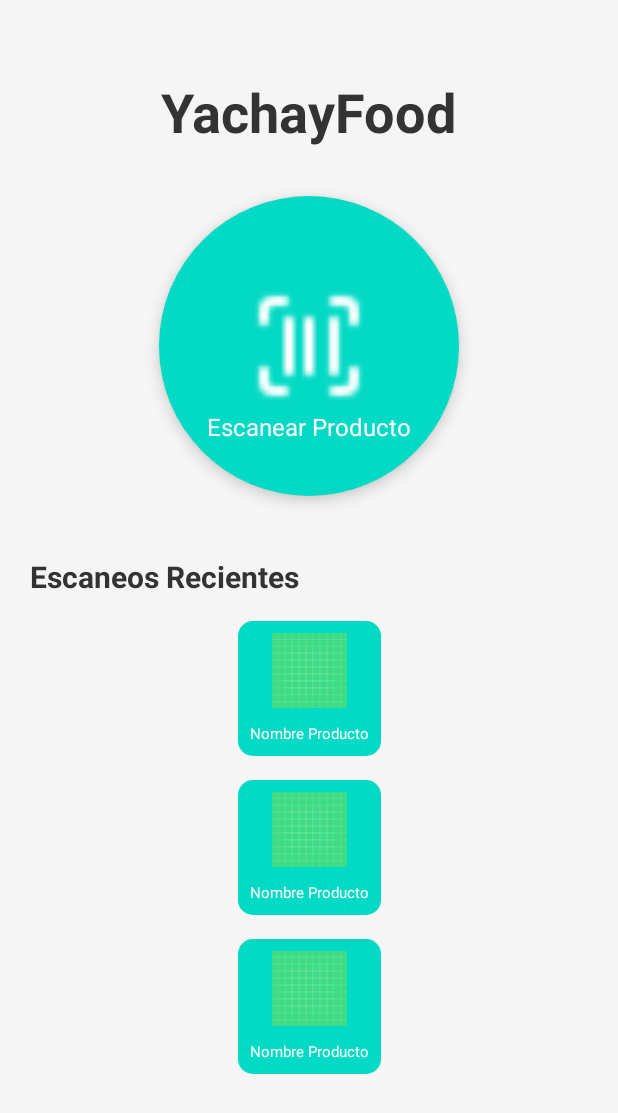
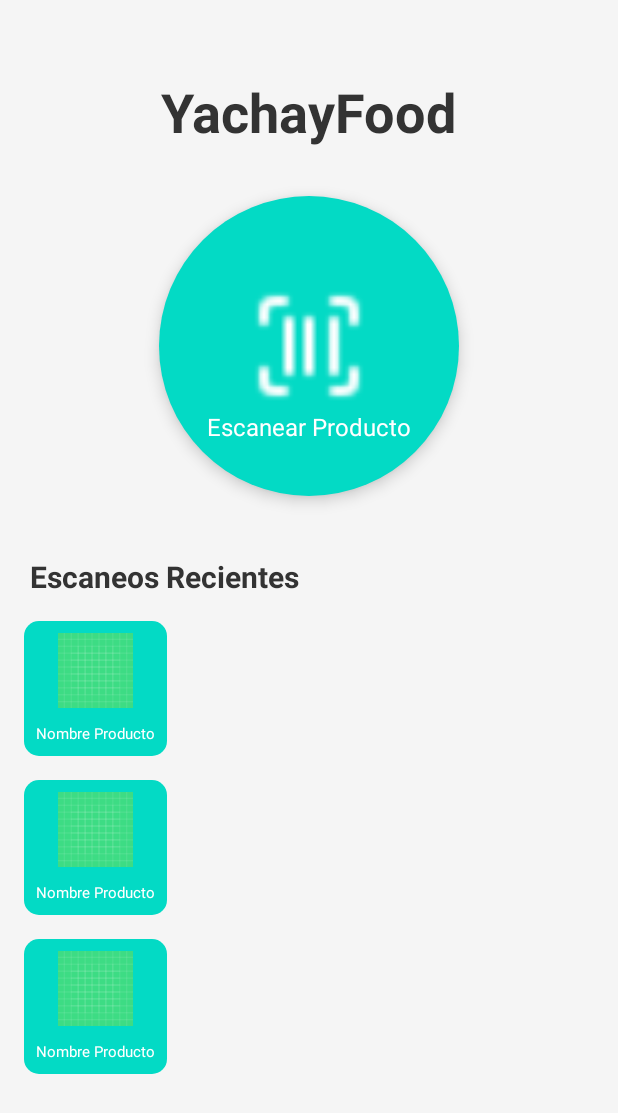
Before and after one commit to Stefano41Dev/dam1-yachayfood, an Android app built with Jetpack Compose: the layout pantalla_principal.xml on its own in the app's theme, with its tools: preview values and no code run, on a phone screen of 412 x 824 dp. Shown: the top 1113 px of the screen. Run offline under Robolectric (Android 15) with nearby library versions, the phone set to English and light mode, and no system bars.

Commit message:
creacion de las clases

```diff
--- a/app/src/main/res/drawable/bg_circle.xml
+++ /dev/null
@@ -1,7 +0,0 @@
-<shape xmlns:android="http://schemas.android.com/apk/res/android"
-    android:shape="oval">
-    <solid android:color="@color/default_app" />
-    <size
-        android:width="100dp"
-        android:height="100dp" />
-</shape>
--- /dev/null
+++ b/app/src/main/res/drawable/bg_circle_ripple.xml
@@ -0,0 +1,17 @@
+<?xml version="1.0" encoding="utf-8"?>
+<ripple xmlns:android="http://schemas.android.com/apk/res/android"
+    android:color="?attr/colorControlHighlight">
+
+    <item android:id="@android:id/mask">
+        <shape android:shape="oval">
+            <solid android:color="@android:color/white" />
+        </shape>
+    </item>
+
+    <item>
+        <shape android:shape="oval">
+            <solid android:color="@color/default_app" /> <!-- tu color de fondo -->
+        </shape>
+    </item>
+
+</ripple>
--- a/app/src/main/res/layout/pantalla_principal.xml
+++ b/app/src/main/res/layout/pantalla_principal.xml
@@ -25,12 +25,11 @@
         android:id="@+id/CircleContainer"
         android:layout_width="200dp"
         android:layout_height="200dp"
-        android:background="@drawable/bg_circle"
+        android:background="@drawable/bg_circle_ripple"
         android:elevation="6dp"
         android:layout_marginTop="32dp"
         android:clickable="true"
         android:focusable="true"
-        android:foreground="?attr/selectableItemBackgroundBorderless"
         app:layout_constraintTop_toBottomOf="@id/TextPrincipal"
         app:layout_constraintStart_toStartOf="parent"
         app:layout_constraintEnd_toEndOf="parent">
@@ -73,17 +72,14 @@
 
     <androidx.recyclerview.widget.RecyclerView
         android:id="@+id/recyclerEscaneos"
-        android:layout_width="wrap_content"
+        android:layout_width="match_parent"
         android:layout_height="wrap_content"
         android:layout_marginTop="16dp"
         android:layout_marginHorizontal="16dp"
-        android:orientation="vertical"
-        app:layoutManager="androidx.recyclerview.widget.LinearLayoutManager"
+        tools:listitem="@layout/item_escaneo_reciente"
         app:layout_constraintTop_toBottomOf="@id/TextEscaneosReciente"
         app:layout_constraintStart_toStartOf="parent"
-        app:layout_constraintEnd_toEndOf="parent"
-        tools:listitem="@layout/item_escaneo_reciente"
+        app:layout_constraintEnd_toEndOf="parent"/>
 
-        />
 
 </androidx.constraintlayout.widget.ConstraintLayout>
```
Also changed, not shown: app/src/main/java/com/example/yachayfood/data/models/Nutriente.kt (added, +14 -0 lines), app/src/main/java/com/example/yachayfood/data/models/Producto.kt (+15 -2 lines).
